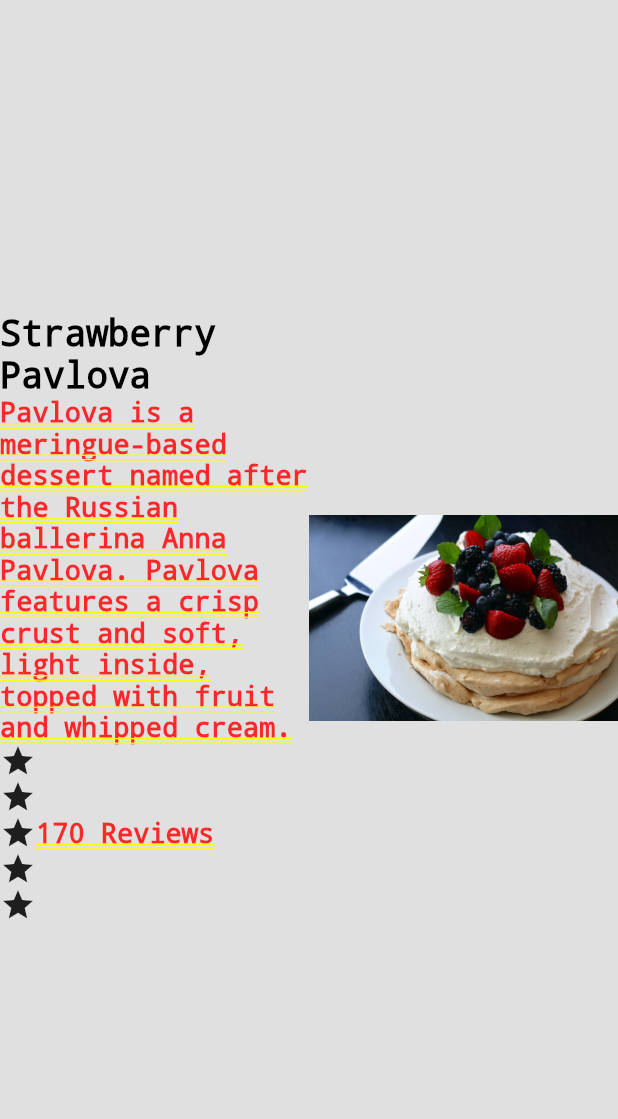
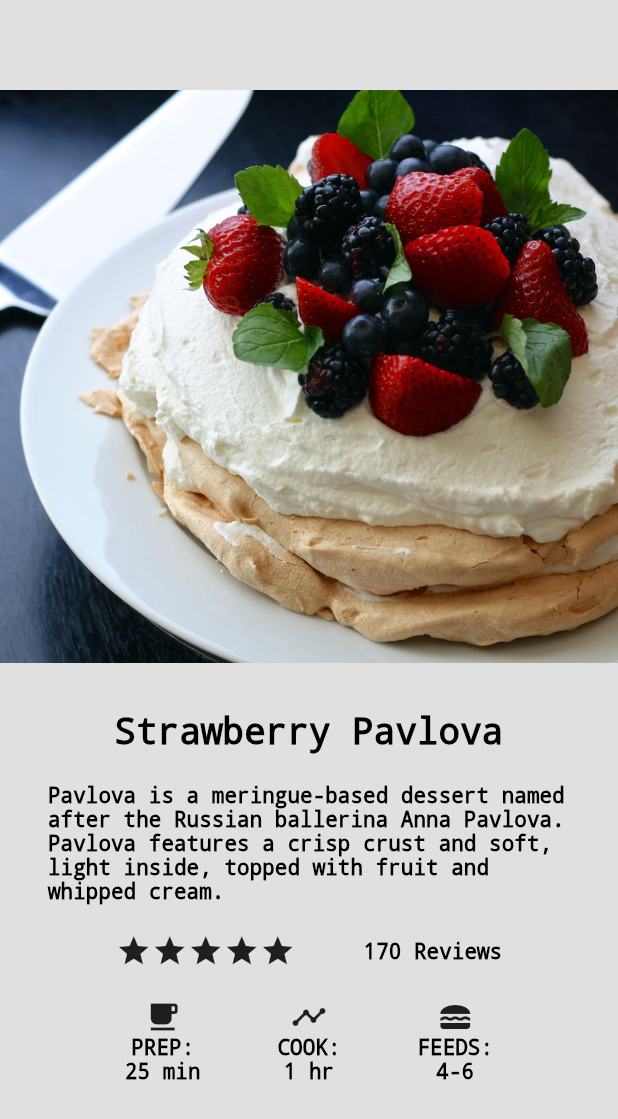
Before and after one commit to Moayadooh/Flutter_practise, a Flutter app: the screen it shows after launch, on a phone screen of 412 x 824 dp. Shown: the top 1119 px of the screen. Run offline on Flutter 3.47's test engine with Material 3 defaults, Android fonts, the phone set to English and light mode, and no system bars.

Commit message:
finish mobile layout

```diff
--- a/product_reviews/lib/review.dart
+++ b/product_reviews/lib/review.dart
@@ -5,36 +5,56 @@ class Review extends StatelessWidget {
 
   @override
   Widget build(BuildContext context) {
+    TextStyle paragraphStyle = const TextStyle(
+      fontSize: 14,
+      decoration: TextDecoration.none,
+      color: Colors.black,
+    );
     return Container(
       decoration: BoxDecoration(
         color: Colors.grey[300],
       ),
+      child: Padding(
+        padding: const EdgeInsets.only(top: 60),
         child: Column(
           mainAxisAlignment: MainAxisAlignment.center,
+          crossAxisAlignment: CrossAxisAlignment.center,
           children: [
-          Row(
-            children: [
-              const Expanded(
+            Expanded(
+              child: Image.asset(
+                'images/pavlova.jpg',
+                //width: 300,
+                //height: 200,
+                fit: BoxFit.cover,
+              ),
+            ),
+            Expanded(
+              child: Padding(
+                padding: const EdgeInsets.all(32),
                 child: Column(
                   children: [
-                    Text(
+                    const Text(
                       'Strawberry Pavlova',
                       style: TextStyle(
                         fontSize: 24,
                         decoration: TextDecoration.none,
-                          color: Colors.black),
+                        color: Colors.black,
                       ),
+                    ),
+                    const SizedBox(height: 20),
                     Text(
                       'Pavlova is a meringue-based dessert named after the Russian ballerina '
                       'Anna Pavlova. Pavlova features a crisp crust and soft, light inside, '
                       'topped with fruit and whipped cream.',
-                      style: TextStyle(
-                        fontSize: 18,
+                      style: paragraphStyle,
                     ),
-                    ),
+                    const SizedBox(height: 20),
                     Row(
+                      mainAxisAlignment: MainAxisAlignment.spaceEvenly,
                       children: [
-                        Column(
+                        const Column(
+                          children: [
+                            Row(
                               children: [
                                 Icon(Icons.star),
                                 Icon(Icons.star),
@@ -43,57 +63,69 @@ class Review extends StatelessWidget {
                                 Icon(Icons.star),
                               ],
                             ),
+                          ],
+                        ),
                         Column(
                           children: [
                             Text(
                               '170 Reviews',
-                              style: TextStyle(
-                                fontSize: 18,
-                              ),
+                              style: paragraphStyle,
                             ),
                           ],
                         ),
                       ],
                     ),
+                    const SizedBox(height: 20),
                     Row(
+                      mainAxisAlignment: MainAxisAlignment.spaceEvenly,
                       children: [
-                        /* Column(
+                        Column(
                           children: [
-                            Icon(Icons.perm_phone_msg),
-                            Text('PREP:'),
-                            Text('25 min'),
+                            const Icon(Icons.free_breakfast),
+                            Text(
+                              'PREP:',
+                              style: paragraphStyle,
+                            ),
+                            Text(
+                              '25 min',
+                              style: paragraphStyle,
+                            ),
                           ],
                         ),
                         Column(
                           children: [
-                            Icon(Icons.perm_phone_msg),
-                            Text('PREP:'),
-                            Text('25 min'),
+                            const Icon(Icons.timeline),
+                            Text(
+                              'COOK:',
+                              style: paragraphStyle,
+                            ),
+                            Text(
+                              '1 hr',
+                              style: paragraphStyle,
+                            ),
                           ],
                         ),
                         Column(
                           children: [
-                            Icon(Icons.perm_phone_msg),
-                            Text('PREP:'),
-                            Text('25 min'),
+                            const Icon(Icons.lunch_dining),
+                            Text(
+                              'FEEDS:',
+                              style: paragraphStyle,
+                            ),
+                            Text(
+                              '4-6',
+                              style: paragraphStyle,
+                            ),
                           ],
-                        ), */
+                        ),
                       ],
                     ),
                   ],
                 ),
               ),
-              Expanded(
-                child: Image.asset(
-                  'images/pavlova.jpg',
-                  //width: 300,
-                  //height: 200,
-                  fit: BoxFit.cover,
-                ),
             ),
           ],
         ),
-        ],
       ),
     );
   }
```
Lines whose indentation alone changed are shown as unchanged.
